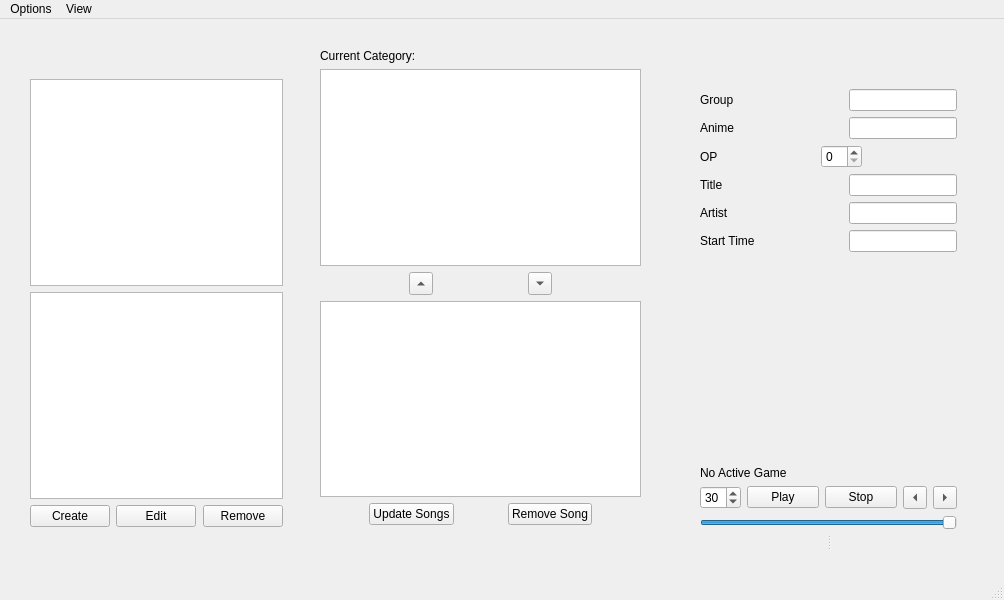
Above: controlwindow.ui from AlexjHeat/MusicTriviaPy before the change. Below: the same form after it.
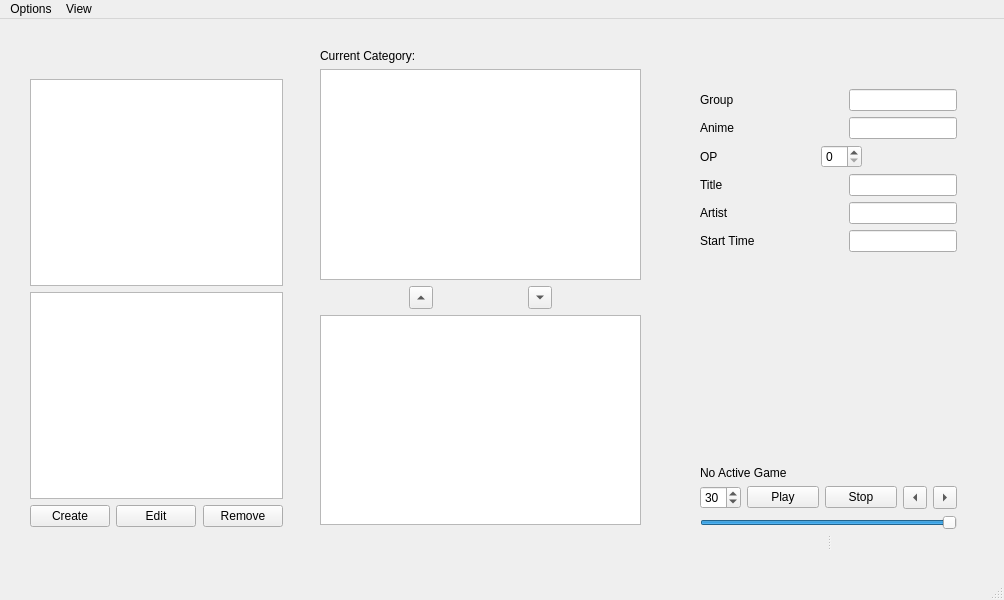
That is the form after the change.

```diff
--- a/controlwindow.ui
+++ b/controlwindow.ui
@@ -113,7 +113,7 @@
         <bool>false</bool>
        </property>
        <property name="headerHidden">
-        <bool>false</bool>
+        <bool>true</bool>
        </property>
       </widget>
      </item>
@@ -184,67 +184,17 @@
       </layout>
      </item>
      <item>
-      <widget class="QTreeView" name="songsOutTreeView"/>
-     </item>
-     <item>
-      <layout class="QHBoxLayout" name="horizontalLayout_3">
-       <item>
-        <spacer name="horizontalSpacer_6">
-         <property name="orientation">
-          <enum>Qt::Horizontal</enum>
-         </property>
-         <property name="sizeHint" stdset="0">
-          <size>
-           <width>40</width>
-           <height>20</height>
-          </size>
-         </property>
-        </spacer>
-       </item>
-       <item>
-        <widget class="QPushButton" name="updateSongsBTN">
-         <property name="toolTip">
-          <string>Updates lists to the current contents of the song folder</string>
-         </property>
-         <property name="text">
-          <string>Update Songs</string>
-         </property>
-        </widget>
-       </item>
-       <item>
-        <spacer name="horizontalSpacer_7">
-         <property name="orientation">
-          <enum>Qt::Horizontal</enum>
-         </property>
-         <property name="sizeHint" stdset="0">
-          <size>
-           <width>40</width>
-           <height>20</height>
-          </size>
-         </property>
-        </spacer>
-       </item>
-       <item>
-        <widget class="QPushButton" name="removeSongButton">
-         <property name="text">
-          <string>Remove Song</string>
-         </property>
-        </widget>
-       </item>
-       <item>
-        <spacer name="horizontalSpacer_9">
-         <property name="orientation">
-          <enum>Qt::Horizontal</enum>
-         </property>
-         <property name="sizeHint" stdset="0">
-          <size>
-           <width>40</width>
-           <height>20</height>
-          </size>
-         </property>
-        </spacer>
-       </item>
-      </layout>
+      <widget class="QTreeView" name="songsOutTreeView">
+       <property name="dragEnabled">
+        <bool>true</bool>
+       </property>
+       <property name="dragDropMode">
+        <enum>QAbstractItemView::DragDrop</enum>
+       </property>
+       <property name="headerHidden">
+        <bool>true</bool>
+       </property>
+      </widget>
      </item>
     </layout>
    </widget>
```
Left out of the diff: 12 changed lines with no effect on the pictures.
